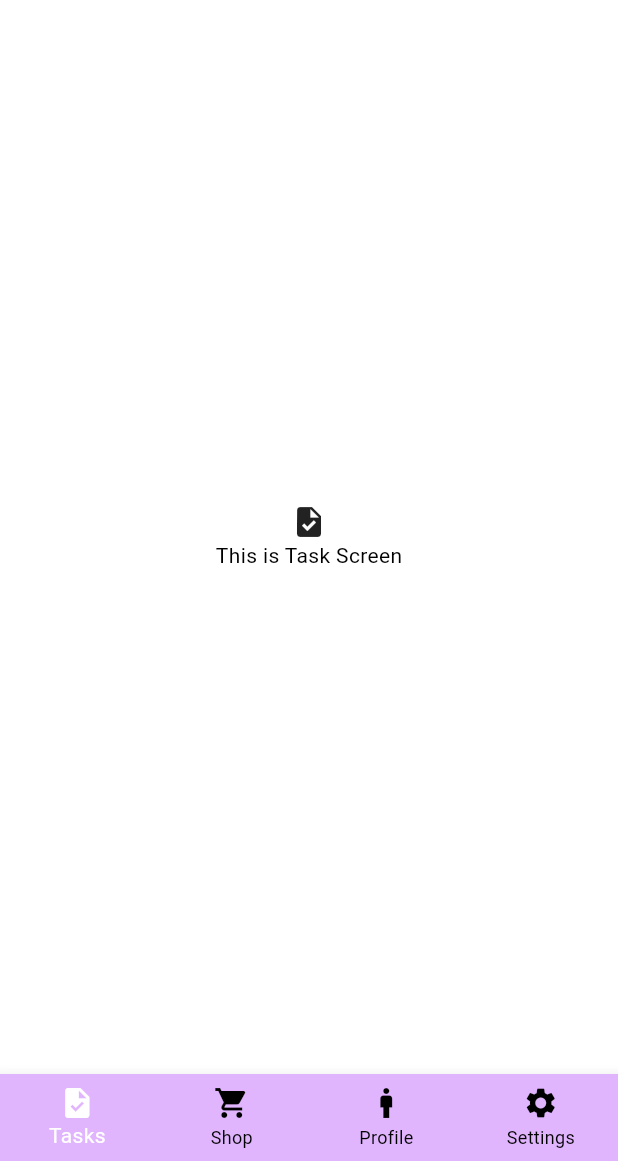
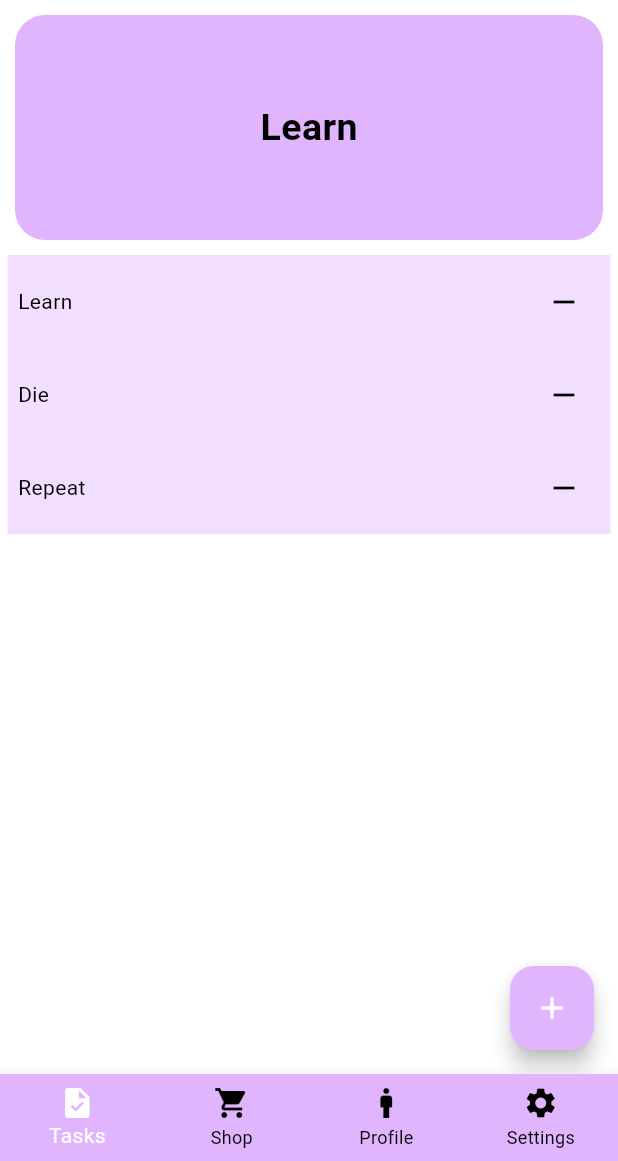
Before and after one commit to GanboldG/RPG-task-manager, a Flutter app: the screen it shows after launch, on a phone screen of 412 x 824 dp, the part 75-1236 px from its top. Run offline on Flutter 3.47's test engine with Material 3 defaults, Android fonts, the phone set to English and light mode, and no system bars.

Commit message:
Adds tasks controller (add/remove/search)

```diff
--- /dev/null
+++ b/lib/controllers/task_controller.dart
@@ -0,0 +1,40 @@
+import 'package:flutter/material.dart';
+import 'package:rpg_task_manager/helpers/helper_functions.dart';
+import 'package:rpg_task_manager/models/task.dart';
+
+class TaskController{
+  BuildContext context;
+  TaskController({required this.context});
+
+  List<Task> tasks = [
+      Task(id: 0, name: "Learn"),
+      Task(id: 1, name: "Die"),
+      Task(id: 2, name: "Repeat"),
+   ];
+
+  // Adds a task into list
+  void addTask(){
+    tasks.add(Task(id: tasks.length, name: "Task ${tasks.length}"));
+  }
+
+
+  void deleteTask(int id){
+    Task? matchedTask = _findTaskByID(id);
+
+    if (matchedTask != null){
+      tasks.remove(matchedTask);
+      HelperFunctions.showMessage(context, "Deleted task: ${matchedTask.name}");
+    }
+  }
+
+
+  Task? _findTaskByID(int id){
+    for (Task task in tasks){
+      if (task.id == id){
+        return task;
+      }
+    }
+
+    return null;
+  }
+}
--- a/lib/app_colors.dart
+++ b/lib/helpers/app_colors.dart
@@ -2,6 +2,7 @@ import 'package:flutter/material.dart';
 
 class AppColors {
   static const primary = Color.fromARGB(255, 225, 180, 254);
+  static const primaryLight = Color.fromARGB(255, 242, 223, 255);
   static const secondary = Color.fromARGB(255, 0, 0, 0);
 
   static const background = Color.fromARGB(255, 255, 255, 255);
--- /dev/null
+++ b/lib/helpers/helper_functions.dart
@@ -0,0 +1,15 @@
+import 'package:flutter/material.dart';
+
+class HelperFunctions{
+  static void showMessage(BuildContext context, String message){
+    ScaffoldMessenger.of(context).showSnackBar(
+      SnackBar(
+        content: Text(message,
+                     style: TextStyle(
+                      color: Colors.white,
+                     )),
+        duration: Duration(seconds: 2),
+      ),
+    );
+  }
+}
--- a/lib/main.dart
+++ b/lib/main.dart
@@ -1,6 +1,6 @@
 import 'package:flutter/material.dart';
 import 'package:flutter/services.dart';
-import 'package:rpg_task_manager/app_colors.dart';
+import 'package:rpg_task_manager/helpers/app_colors.dart';
 import 'package:rpg_task_manager/screens/profile_screen.dart';
 import 'package:rpg_task_manager/screens/settings_screen.dart';
 import 'package:rpg_task_manager/screens/shop_screen.dart';
--- /dev/null
+++ b/lib/models/task.dart
@@ -0,0 +1,6 @@
+class Task {
+  int id;
+  String name;
+
+  Task({required this.id, required this.name});
+}
--- a/lib/screens/task_screen.dart
+++ b/lib/screens/task_screen.dart
@@ -1,4 +1,8 @@
 import 'package:flutter/material.dart';
+import 'package:rpg_task_manager/controllers/task_controller.dart';
+import 'package:rpg_task_manager/helpers/app_colors.dart';
+import 'package:rpg_task_manager/models/task.dart';
+import 'package:rpg_task_manager/widgets/task_tile.dart';
 
 class TaskScreen extends StatefulWidget{
   TaskScreen({super.key});
@@ -7,8 +11,16 @@ class TaskScreen extends StatefulWidget{
   State<TaskScreen> createState() => _TaskScreenState();
 }
 
+class _TaskScreenState extends State<TaskScreen>{
+  late TaskController controller;
+  late List<Task> tasks;
 
-class _TaskScreenState extends State<TaskScreen>{
+  @override
+  void initState() {
+    super.initState();
+    controller = TaskController(context: context);
+    tasks = controller.tasks;
+  }
 
   @override
   Widget build(BuildContext context){
@@ -17,11 +29,82 @@ class _TaskScreenState extends State<TaskScreen>{
         child: Column(
           mainAxisAlignment: MainAxisAlignment.center,
           children: [
-            Icon(Icons.task),
-            Text("This is Task Screen"),
-          ]
+            _buildChosenTask(context),
+            _buildTaskList(context),
+          ],
+        )
+      ),
+      floatingActionButton: _buildAddButton(context),
+      floatingActionButtonLocation: FloatingActionButtonLocation.endFloat,
+    );
+  }
+
+  // Builds GUI of current running task
+  Widget _buildChosenTask(BuildContext context){
+    return Container(
+      height: 150,
+      width: double.infinity,
+      padding: EdgeInsets.all(8),
+      margin: EdgeInsets.all(10),
+      decoration: BoxDecoration(
+        borderRadius: BorderRadius.circular(20),
+        color: AppColors.primary,
+      ),
+      child: Expanded(
+        child: Center(
+          child: Text(
+            tasks.isNotEmpty ? tasks[0].name : "No tasks available :D",
+            style: TextStyle(
+              fontWeight: FontWeight.bold,
+              fontSize: 25,
+            )
+          )
         )
       )
     );
   }
+
+
+  // Builds GUI of tasks list
+  Widget _buildTaskList(BuildContext context){
+    return Expanded(
+      child: ReorderableListView(
+        children: <Widget>[
+          for (int i = 0; i < tasks.length; i++)
+          TaskTile(
+              key: ValueKey(tasks[i].id),
+              task: tasks[i],
+              onRemoved: () => setState((){
+                controller.deleteTask(tasks[i].id);
+              }),
+            )
+        ],
+
+        onReorder: (oldIndex, newIndex){
+          setState(() {
+            if (newIndex > oldIndex){newIndex--;}
+
+            // Update the list's elements to syncronize
+            final item = tasks.removeAt(oldIndex);
+            tasks.insert(newIndex, item);
+          });
+        },
+      )
+    );
+  }
+
+
+  // Builds floating task add button
+  Widget _buildAddButton(BuildContext context){
+    return FloatingActionButton(
+      onPressed: (){
+        setState((){
+          controller.addTask();
+        });
+      },
+      child: Icon(
+        Icons.add,
+      ),
+    );
+  }
 }
--- a/lib/widgets/resource_bar.dart
+++ b/lib/widgets/resource_bar.dart
@@ -1,5 +1,5 @@
 import "package:flutter/material.dart";
-import "package:rpg_task_manager/app_colors.dart";
+import "package:rpg_task_manager/helpers/app_colors.dart";
 
 class ResourceBar extends StatefulWidget{
   ResourceBar({super.key});
--- /dev/null
+++ b/lib/widgets/task_tile.dart
@@ -0,0 +1,57 @@
+import "package:flutter/material.dart";
+import "package:rpg_task_manager/helpers/app_colors.dart";
+import "package:rpg_task_manager/models/task.dart";
+
+class TaskTile extends StatefulWidget{
+  Task task;
+  VoidCallback onRemoved;
+
+  TaskTile(
+    {super.key,
+    required this.task,
+    required this.onRemoved
+  });
+
+  @override
+  State<TaskTile> createState() => _TaskTileState();
+}
+
+class _TaskTileState extends State<TaskTile>{
+  @override
+  void initState() {
+    super.initState();
+  }
+
+  @override
+  Widget build(BuildContext context){
+    return Container(
+      padding: EdgeInsets.all(7),
+      color: AppColors.primaryLight,
+      margin: EdgeInsets.only(right: 5, left: 5),
+      child: Row(
+        mainAxisAlignment: MainAxisAlignment.spaceBetween,
+        children: [
+          _buildTaskInfo(),
+          _buildRemoveButton(),
+        ]
+      )
+    );
+  }
+
+
+  // Builds the main task info
+  Widget _buildTaskInfo(){
+    return Expanded(
+      child: Text(widget.task.name),
+    );
+  }
+
+
+  // Builds the remove button
+  Widget _buildRemoveButton(){
+    return IconButton(
+      onPressed: widget.onRemoved,
+      icon: Icon(Icons.remove),
+    );
+  }
+}
```
Also changed, not shown: 1 other file.
